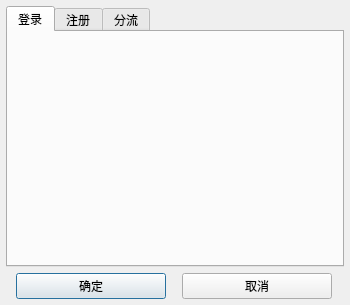
First picture: the form in ui/ui_login.ui, repository tonquer/picacg-qt, before the edit.
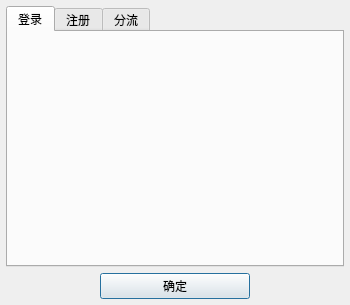
Second picture: the form after the edit. Custom widgets are drawn as their Qt base class.

Patch:
```diff
--- a/ui/ui_login.ui
+++ b/ui/ui_login.ui
@@ -25,9 +25,6 @@
   <property name="windowTitle">
    <string>Dialog</string>
   </property>
-  <property name="styleSheet">
-   <string notr="true"/>
-  </property>
   <layout class="QVBoxLayout" name="verticalLayout_2">
    <property name="leftMargin">
     <number>6</number>
@@ -98,25 +95,6 @@
        </property>
       </widget>
      </item>
-     <item>
-      <widget class="QPushButton" name="closeButton">
-       <property name="maximumSize">
-        <size>
-         <width>150</width>
-         <height>30</height>
-        </size>
-       </property>
-       <property name="styleSheet">
-        <string notr="true"/>
-       </property>
-       <property name="text">
-        <string>取消</string>
-       </property>
-       <property name="shortcut">
-        <string>Esc</string>
-       </property>
-      </widget>
-     </item>
     </layout>
    </item>
   </layout>
```
